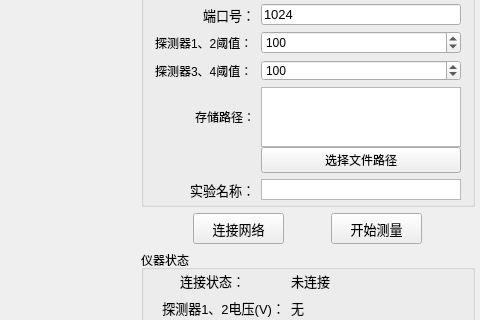
Before: the Qt Designer form forms/mainWindow.ui in MrXiaomao/GammaMonitor, drawn with Qt 5; both pictures show x 663 to 1143 and y 104 to 424 of the 1143 by 829 pixel window.
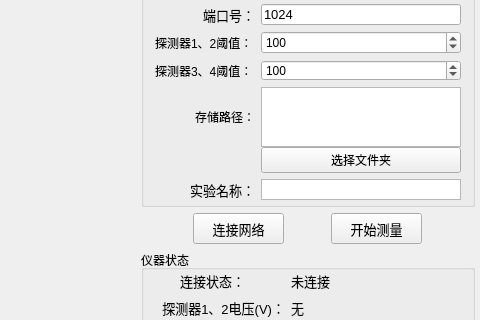
After: the same form once the commit is applied. Icons and pictures are not drawn. Custom widgets are drawn as their Qt base class.

Commit message: V1.0.0 能够稳定是控制机器，实现之前MFC的所有功能，另外增加了日志文件，和界面日志打印，界面相比MFC具有更好的缩放效果。

Patch:
```diff
--- a/forms/mainWindow.ui
+++ b/forms/mainWindow.ui
@@ -973,7 +973,7 @@
              <item>
               <widget class="QPushButton" name="savePathButton">
                <property name="text">
-                <string>选择文件路径</string>
+                <string>选择文件夹</string>
                </property>
                <property name="icon">
                 <iconset resource="../mainWindow.qrc">
```
The commit also changes 5 other files.
